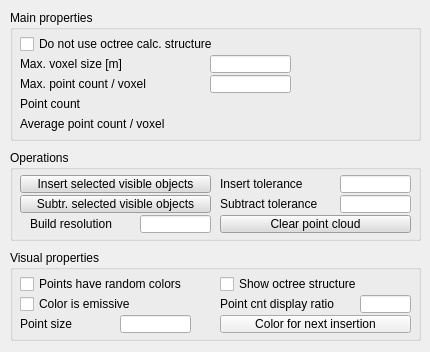
Qt form ui/qdlgpointclouds.ui (CoppeliaRobotics/coppeliaSimLib) before a commit.
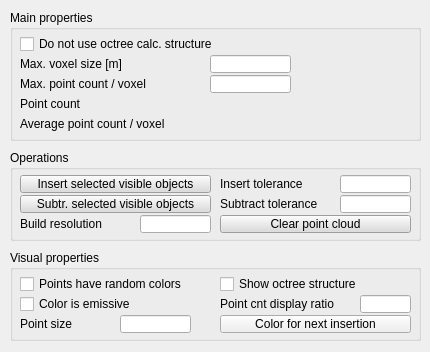
The same form after that commit.

The edit to the form file:
```diff
--- a/ui/qdlgpointclouds.ui
+++ b/ui/qdlgpointclouds.ui
@@ -55,7 +55,7 @@
      <rect>
       <x>10</x>
       <y>25</y>
-      <width>201</width>
+      <width>191</width>
       <height>18</height>
      </rect>
     </property>
@@ -81,7 +81,7 @@
      <rect>
       <x>10</x>
       <y>65</y>
-      <width>101</width>
+      <width>91</width>
       <height>18</height>
      </rect>
     </property>
@@ -126,7 +126,7 @@
      <rect>
       <x>210</x>
       <y>45</y>
-      <width>141</width>
+      <width>131</width>
       <height>18</height>
      </rect>
     </property>
@@ -1092,7 +1092,7 @@
    <widget class="QLabel" name="label_6">
     <property name="geometry">
      <rect>
-      <x>20</x>
+      <x>10</x>
       <y>65</y>
       <width>111</width>
       <height>18</height>
@@ -1565,7 +1565,7 @@
      <rect>
       <x>210</x>
       <y>45</y>
-      <width>121</width>
+      <width>111</width>
       <height>18</height>
      </rect>
     </property>
@@ -1601,7 +1601,7 @@
      <rect>
       <x>210</x>
       <y>25</y>
-      <width>121</width>
+      <width>111</width>
       <height>18</height>
      </rect>
     </property>
@@ -1633,7 +1633,7 @@
      <rect>
       <x>10</x>
       <y>105</y>
-      <width>191</width>
+      <width>182</width>
       <height>18</height>
      </rect>
     </property>
@@ -1679,7 +1679,7 @@
      <rect>
       <x>10</x>
       <y>45</y>
-      <width>191</width>
+      <width>182</width>
       <height>18</height>
      </rect>
     </property>
@@ -1692,7 +1692,7 @@
      <rect>
       <x>10</x>
       <y>65</y>
-      <width>191</width>
+      <width>182</width>
       <height>18</height>
      </rect>
     </property>
@@ -1718,7 +1718,7 @@
      <rect>
       <x>10</x>
       <y>85</y>
-      <width>191</width>
+      <width>182</width>
       <height>18</height>
      </rect>
     </property>
@@ -1731,7 +1731,7 @@
      <rect>
       <x>10</x>
       <y>25</y>
-      <width>291</width>
+      <width>391</width>
       <height>18</height>
      </rect>
     </property>
```
